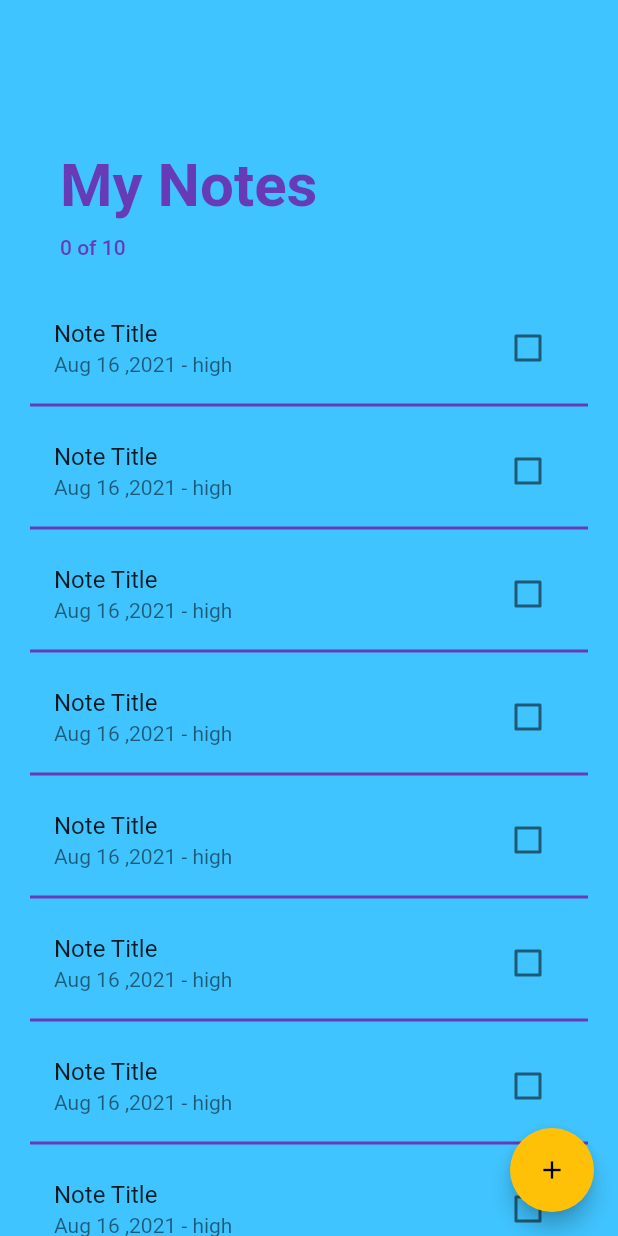
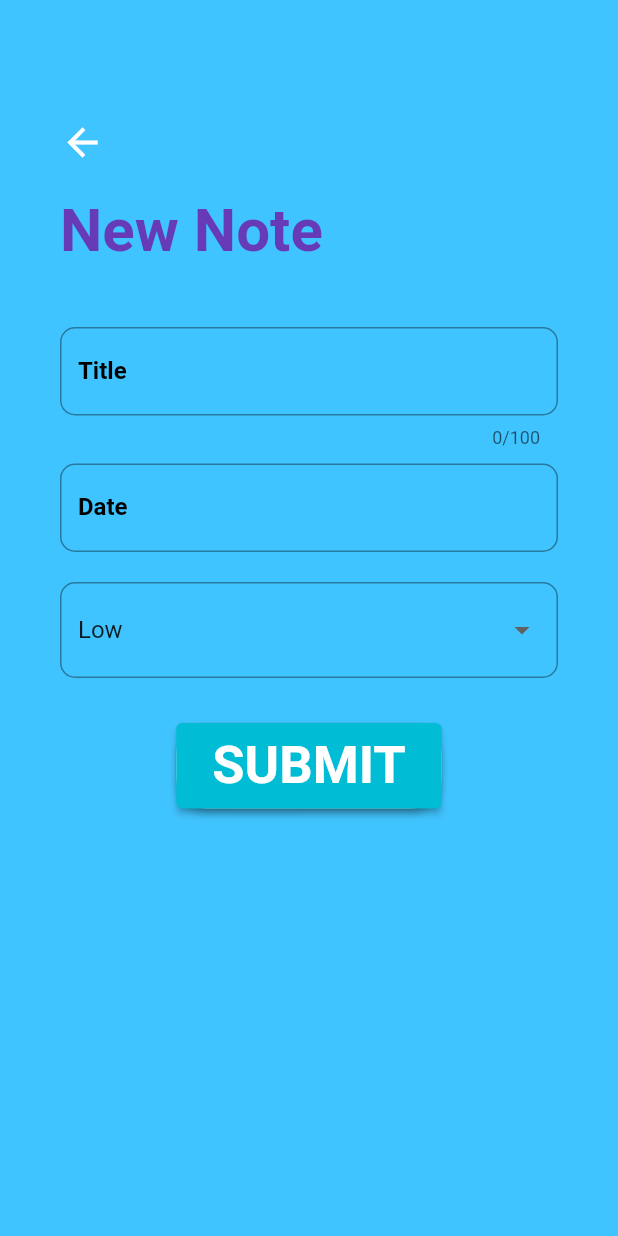
Before and after one commit to MahtabTanim/SQfLite-Crud-ToDo-App, a Flutter app: the screen it shows after launch, after a tap on the "add" icon, on a phone screen of 412 x 824 dp. Run offline on Flutter 3.47's test engine with Material 2 defaults, Android fonts, the phone set to English and light mode, and no system bars.

Commit message:
commit after new note creation

```diff
--- a/lib/main.dart
+++ b/lib/main.dart
@@ -6,6 +6,6 @@ void main() {
     debugShowCheckedModeBanner: false,
     title: "To Do",
     home: const HomePage(),
-    theme: ThemeData(primarySwatch: Colors.amber),
+    theme: ThemeData(primarySwatch: Colors.cyan),
   ));
 }
--- /dev/null
+++ b/lib/screens/add_note.dart
@@ -0,0 +1,173 @@
+import 'package:flutter/material.dart';
+import 'package:intl/intl.dart';
+
+class AddNote extends StatefulWidget {
+  const AddNote({Key? key}) : super(key: key);
+
+  @override
+  _AddNoteState createState() => _AddNoteState();
+}
+
+class _AddNoteState extends State<AddNote> {
+  final _formKey = GlobalKey<FormState>();
+  String _priority = 'Low';
+  final TextEditingController _dateController = TextEditingController();
+  final DateFormat _dateFormatter = DateFormat("MMM dd, yyyy");
+  final List<String> _priorities = ['Low', 'Medium', 'High'];
+
+  DateTime _date = DateTime.now();
+
+  _handleDatePicker() async {
+    final DateTime? date = await showDatePicker(
+        context: context,
+        initialDate: _date,
+        firstDate: DateTime(2000),
+        lastDate: DateTime(2100));
+    if (date != null && date != _date) {
+      setState(() {
+        _date = date;
+      });
+      _dateController.text = _dateFormatter.format(date);
+    }
+  }
+
+  @override
+  Widget build(BuildContext context) {
+    return Scaffold(
+        backgroundColor: Colors.lightBlueAccent,
+        body: GestureDetector(
+          onTap: () {},
+          child: SingleChildScrollView(
+            child: Container(
+              padding: const EdgeInsets.symmetric(vertical: 80, horizontal: 40),
+              child: Column(
+                crossAxisAlignment: CrossAxisAlignment.start,
+                children: <Widget>[
+                  GestureDetector(
+                    onTap: () {
+                      Navigator.pop(context);
+                    },
+                    child: const Icon(
+                      Icons.arrow_back,
+                      size: 30,
+                      color: Colors.white,
+                    ),
+                  ),
+                  const SizedBox(height: 20),
+                  const Text(
+                    "New Note",
+                    style: TextStyle(
+                        color: Colors.deepPurple,
+                        fontSize: 40,
+                        fontWeight: FontWeight.bold),
+                  ),
+                  const SizedBox(
+                    height: 1,
+                  ),
+                  Form(
+                    key: _formKey,
+                    child: Column(
+                      crossAxisAlignment: CrossAxisAlignment.center,
+                      children: [
+                        const SizedBox(height: 40),
+                        TextFormField(
+                          autocorrect: false,
+                          enableSuggestions: false,
+                          maxLength: 100,
+                          decoration: const InputDecoration(
+                            border: OutlineInputBorder(
+                              borderRadius:
+                                  BorderRadius.all(Radius.circular(10)),
+                            ),
+                            hintText: "Enter Your Title Here",
+                            labelStyle: TextStyle(
+                                color: Colors.black,
+                                fontWeight: FontWeight.bold),
+                            labelText: "Title",
+                          ),
+                          textAlign: TextAlign.left,
+                          validator: (value) {
+                            if (value == null ||
+                                value == "" ||
+                                value.length <= 3) {
+                              return "value must be > 3 characters";
+                            }
+                          },
+                        ),
+                        const SizedBox(height: 10),
+                        TextFormField(
+                          readOnly: true,
+                          controller: _dateController,
+                          onTap: _handleDatePicker,
+                          decoration: InputDecoration(
+                              border: const OutlineInputBorder(
+                                borderRadius:
+                                    BorderRadius.all(Radius.circular(10)),
+                              ),
+                              labelText: "Date",
+                              // border: InputBorder.none,
+                              labelStyle: const TextStyle(
+                                  color: Colors.black,
+                                  fontWeight: FontWeight.bold),
+                              hintText: _dateFormatter.format(_date)),
+                          textAlign: TextAlign.left,
+                          validator: (value) {},
+                        ),
+                        const SizedBox(height: 20),
+                        DropdownButtonFormField(
+                          value: _priority,
+                          decoration: const InputDecoration(
+                            border: OutlineInputBorder(
+                              borderRadius:
+                                  BorderRadius.all(Radius.circular(10)),
+                            ),
+                          ),
+                          onChanged: (value) {
+                            setState(() {
+                              _priority = value.toString();
+                            });
+                          },
+                          items: _priorities.map((priority) {
+                            return DropdownMenuItem(
+                              value: priority,
+                              child: Text(priority),
+                            );
+                          }).toList(),
+                        ),
+                        const SizedBox(height: 30),
+                        Row(
+                          mainAxisAlignment: MainAxisAlignment.center,
+                          mainAxisSize: MainAxisSize.min,
+                          children: <Widget>[
+                            Material(
+                              elevation: 2,
+                              borderRadius: const BorderRadius.all(
+                                Radius.circular(20),
+                              ),
+                              color: Colors.white,
+                              child: ElevatedButton(
+                                child: const Padding(
+                                  padding: EdgeInsets.all(8.0),
+                                  child: Text("SUBMIT",
+                                      style: TextStyle(
+                                          fontSize: 35,
+                                          color: Colors.white,
+                                          fontWeight: FontWeight.bold)),
+                                ),
+                                onPressed: () {
+                                  if (_formKey.currentState!.validate()) {}
+                                },
+                              ),
+                            )
+                          ],
+                        )
+                      ],
+                    ),
+                  )
+                ],
+              ),
+            ),
+          ),
+        ));
+  }
+}
--- a/lib/screens/home_page.dart
+++ b/lib/screens/home_page.dart
@@ -1,4 +1,5 @@
 import 'package:flutter/material.dart';
+import 'package:your_tasks/screens/add_note.dart';
 
 class HomePage extends StatefulWidget {
   const HomePage({Key? key}) : super(key: key);
@@ -39,7 +40,11 @@ class _HomePageState extends State<HomePage> {
     return Scaffold(
       backgroundColor: Colors.lightBlueAccent,
       floatingActionButton: FloatingActionButton(
-        onPressed: () {},
+        backgroundColor: Colors.white,
+        onPressed: () {
+          Navigator.push(context,
+              MaterialPageRoute(builder: (context) => const AddNote()));
+        },
         child: const Icon(
           Icons.add,
           size: 20,
```
